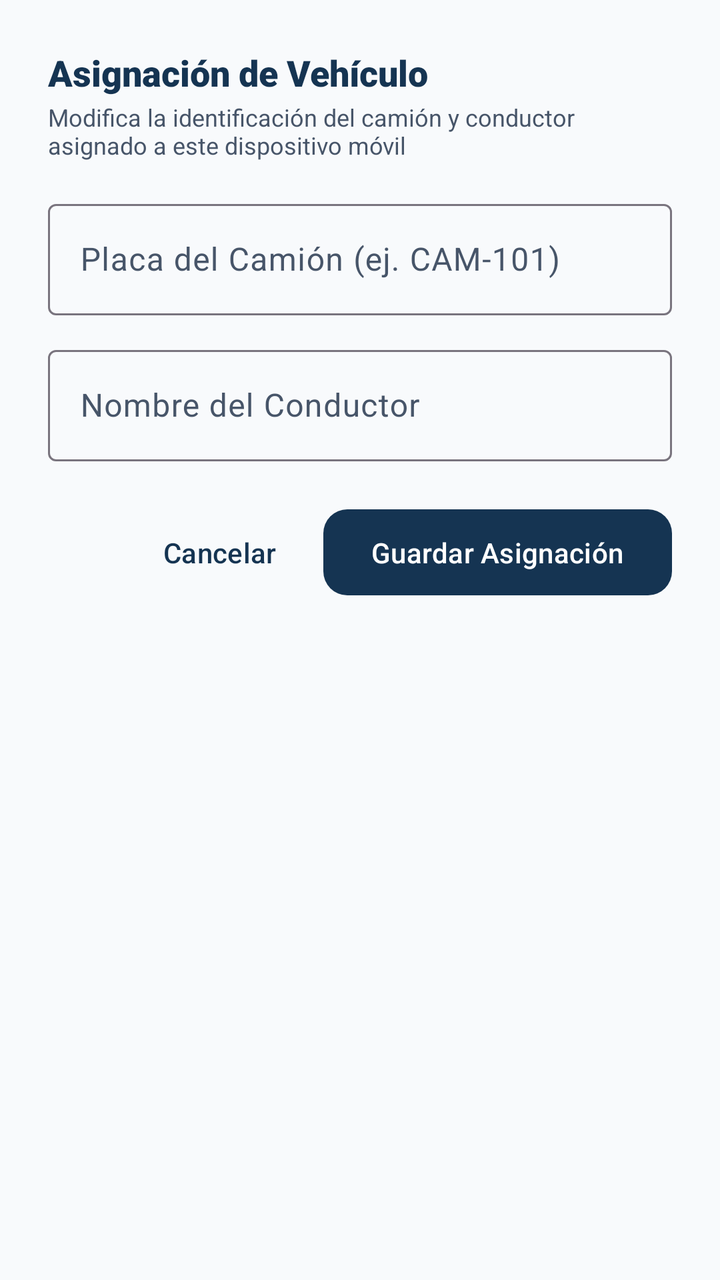
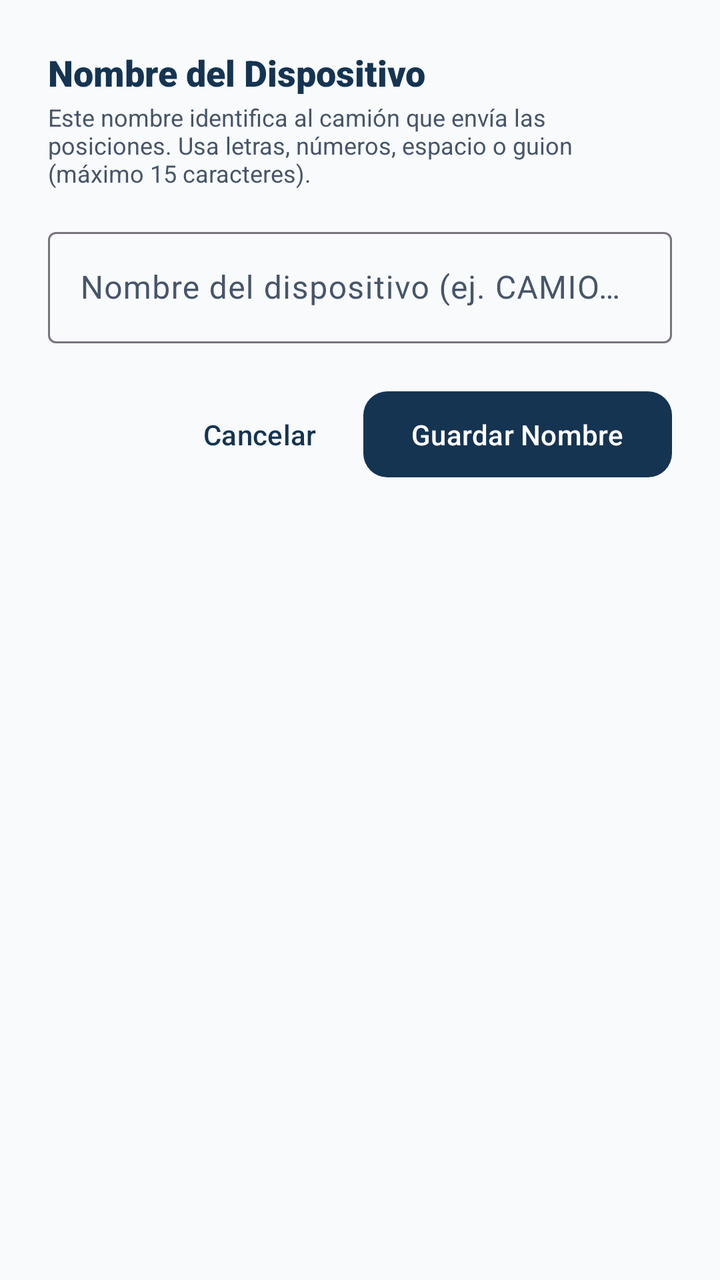

Before-and-after screenshots of an Android layout around one commit, followed by the original layout XML and the change that was made.
<!-- AndroidManifest.xml: application theme Theme.GPSCamiones -->
<!-- res/layout/dialog_vehicle_assignment.xml -->
<?xml version="1.0" encoding="utf-8"?>
<LinearLayout xmlns:android="http://schemas.android.com/apk/res/android"
    xmlns:app="http://schemas.android.com/apk/res-auto"
    android:layout_width="match_parent"
    android:layout_height="wrap_content"
    android:orientation="vertical"
    android:padding="24dp">

    <TextView
        android:layout_width="wrap_content"
        android:layout_height="wrap_content"
        android:fontFamily="sans-serif-black"
        android:text="Asignación de Vehículo"
        android:textColor="@color/primary_petrol"
        android:textSize="18sp" />

    <TextView
        android:layout_width="wrap_content"
        android:layout_height="wrap_content"
        android:layout_marginTop="2dp"
        android:fontFamily="sans-serif"
        android:text="Modifica la identificación del camión y conductor asignado a este dispositivo móvil"
        android:textColor="@color/text_secondary"
        android:textSize="12sp" />

    <com.google.android.material.textfield.TextInputLayout
        android:id="@+id/til_plate"
        style="@style/Widget.Material3.TextInputLayout.OutlinedBox"
        android:layout_width="match_parent"
        android:layout_height="wrap_content"
        android:layout_marginTop="16dp"
        android:hint="Placa del Camión (ej. CAM-101)">

        <com.google.android.material.textfield.TextInputEditText
            android:id="@+id/et_plate"
            android:layout_width="match_parent"
            android:layout_height="wrap_content"
            android:textAllCaps="true"
            android:singleLine="true" />
    </com.google.android.material.textfield.TextInputLayout>

    <com.google.android.material.textfield.TextInputLayout
        android:id="@+id/til_driver"
        style="@style/Widget.Material3.TextInputLayout.OutlinedBox"
        android:layout_width="match_parent"
        android:layout_height="wrap_content"
        android:layout_marginTop="12dp"
        android:hint="Nombre del Conductor">

        <com.google.android.material.textfield.TextInputEditText
            android:id="@+id/et_driver"
            android:layout_width="match_parent"
            android:layout_height="wrap_content"
            android:singleLine="true" />
    </com.google.android.material.textfield.TextInputLayout>

    <LinearLayout
        android:layout_width="match_parent"
        android:layout_height="wrap_content"
        android:layout_marginTop="20dp"
        android:gravity="end"
        android:orientation="horizontal">

        <com.google.android.material.button.MaterialButton
            android:id="@+id/btn_cancel_assignment"
            style="@style/Widget.Material3.Button.TextButton"
            android:layout_width="wrap_content"
            android:layout_height="wrap_content"
            android:text="Cancelar" />

        <com.google.android.material.button.MaterialButton
            android:id="@+id/btn_save_assignment"
            style="@style/Widget.GPSCamiones.Button.Primary"
            android:layout_width="wrap_content"
            android:layout_height="wrap_content"
            android:layout_marginStart="8dp"
            android:text="Guardar Asignación" />
    </LinearLayout>

</LinearLayout>
<!-- resources referenced by this layout -->
<resources>
  <color name="primary_petrol">#153452</color>
  <color name="text_secondary">#475569</color>
  <style name="Widget.GPSCamiones.Button.Primary" parent="Widget.Material3.Button">
          <item name="backgroundTint">@color/primary_petrol</item>
          <item name="cornerRadius">12dp</item>
          <item name="android:textAllCaps">false</item>
          <item name="android:fontFamily">sans-serif-medium</item>
          <item name="android:paddingTop">12dp</item>
          <item name="android:paddingBottom">12dp</item>
      </style>
  <style name="Theme.GPSCamiones" parent="Base.Theme.GPSCamiones" />
  <style name="Base.Theme.GPSCamiones" parent="Theme.Material3.DayNight.NoActionBar">
          
          <item name="colorPrimary">@color/primary_petrol</item>
          <item name="colorOnPrimary">@color/text_on_primary</item>
          <item name="colorPrimaryContainer">@color/primary_container</item>
          <item name="colorOnPrimaryContainer">@color/on_primary_container</item>
  
          <item name="colorSecondary">@color/secondary_accent</item>
          <item name="colorSecondaryContainer">@color/secondary_container</item>
  
          <item name="android:colorBackground">@color/bg_light</item>
          <item name="colorSurface">@color/bg_surface</item>
          <item name="colorSurfaceVariant">@color/bg_surface_variant</item>
          <item name="colorOnSurface">@color/text_primary</item>
          <item name="colorOnSurfaceVariant">@color/text_secondary</item>
  
          <item name="android:statusBarColor">@color/primary_petrol_dark</item>
          <item name="android:windowLightStatusBar">false</item>
          <item name="android:navigationBarColor">@color/bg_surface</item>
          <item name="android:windowLightNavigationBar" tools:targetApi="27">true</item>
      </style>
  <color name="text_on_primary">#FFFFFF</color>
  <color name="primary_container">#E8F1F8</color>
  <color name="on_primary_container">#0A1D30</color>
  <color name="secondary_accent">#1E6091</color>
  <color name="secondary_container">#DDEBFA</color>
  <color name="bg_light">#F8FAFC</color>
  <color name="bg_surface">#FFFFFF</color>
  <color name="bg_surface_variant">#F1F5F9</color>
  <color name="text_primary">#0F172A</color>
  <color name="primary_petrol_dark">#0E2337</color>
</resources>

<!-- the commit's change to res/layout/dialog_vehicle_assignment.xml (unified diff, before → after) -->
@@ -10,7 +10,7 @@
         android:layout_width="wrap_content"
         android:layout_height="wrap_content"
         android:fontFamily="sans-serif-black"
-        android:text="Asignación de Vehículo"
+        android:text="Nombre del Dispositivo"
         android:textColor="@color/primary_petrol"
         android:textSize="18sp" />
 
@@ -19,7 +19,7 @@
         android:layout_height="wrap_content"
         android:layout_marginTop="2dp"
         android:fontFamily="sans-serif"
-        android:text="Modifica la identificación del camión y conductor asignado a este dispositivo móvil"
+        android:text="Este nombre identifica al camión que envía las posiciones. Usa letras, números, espacio o guion (máximo 15 caracteres)."
         android:textColor="@color/text_secondary"
         android:textSize="12sp" />
 
@@ -29,29 +29,16 @@
         android:layout_width="match_parent"
         android:layout_height="wrap_content"
         android:layout_marginTop="16dp"
-        android:hint="Placa del Camión (ej. CAM-101)">
+        android:hint="Nombre del dispositivo (ej. CAMION 3)">
 
         <com.google.android.material.textfield.TextInputEditText
             android:id="@+id/et_plate"
             android:layout_width="match_parent"
             android:layout_height="wrap_content"
-            android:textAllCaps="true"
-            android:singleLine="true" />
-    </com.google.android.material.textfield.TextInputLayout>
-
-    <com.google.android.material.textfield.TextInputLayout
-        android:id="@+id/til_driver"
-        style="@style/Widget.Material3.TextInputLayout.OutlinedBox"
-        android:layout_width="match_parent"
-        android:layout_height="wrap_content"
-        android:layout_marginTop="12dp"
-        android:hint="Nombre del Conductor">
-
-        <com.google.android.material.textfield.TextInputEditText
-            android:id="@+id/et_driver"
-            android:layout_width="match_parent"
-            android:layout_height="wrap_content"
-            android:singleLine="true" />
+            android:inputType="textCapCharacters"
+            android:maxLength="15"
+            android:singleLine="true"
+            android:textAllCaps="true" />
     </com.google.android.material.textfield.TextInputLayout>
 
     <LinearLayout
@@ -74,7 +61,7 @@
             android:layout_width="wrap_content"
             android:layout_height="wrap_content"
             android:layout_marginStart="8dp"
-            android:text="Guardar Asignación" />
+            android:text="Guardar Nombre" />
     </LinearLayout>
 
 </LinearLayout>
